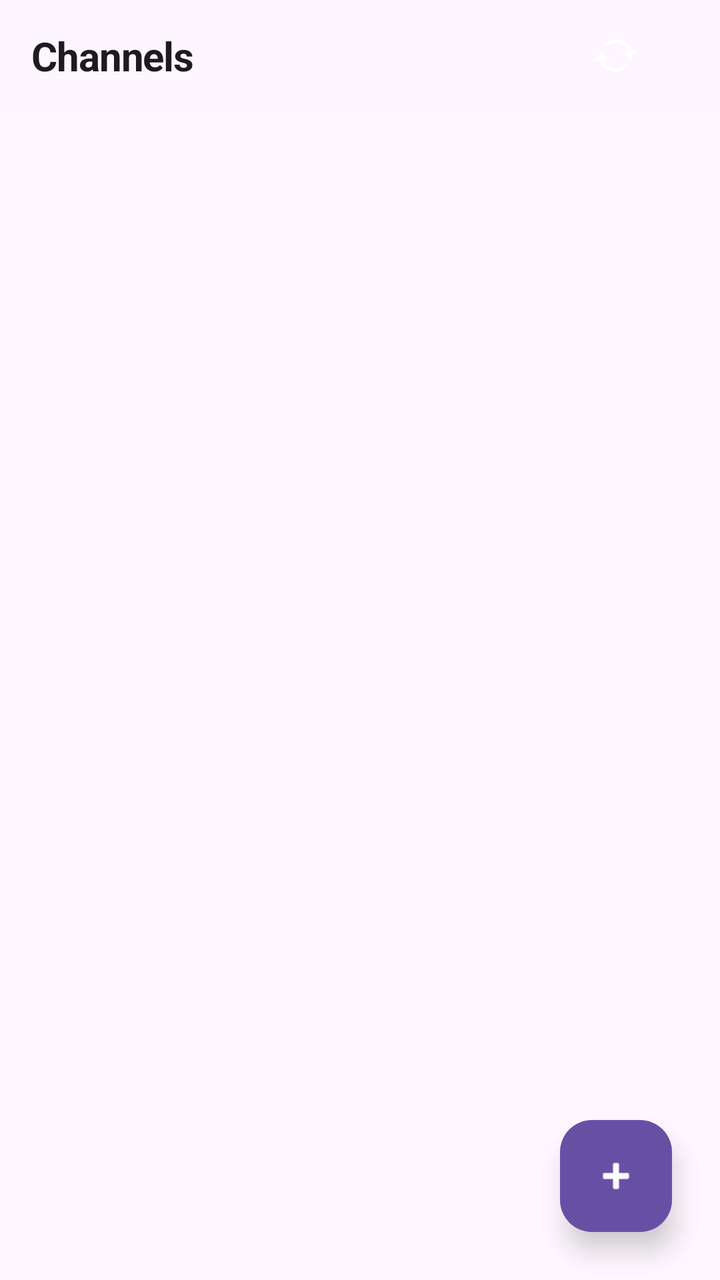
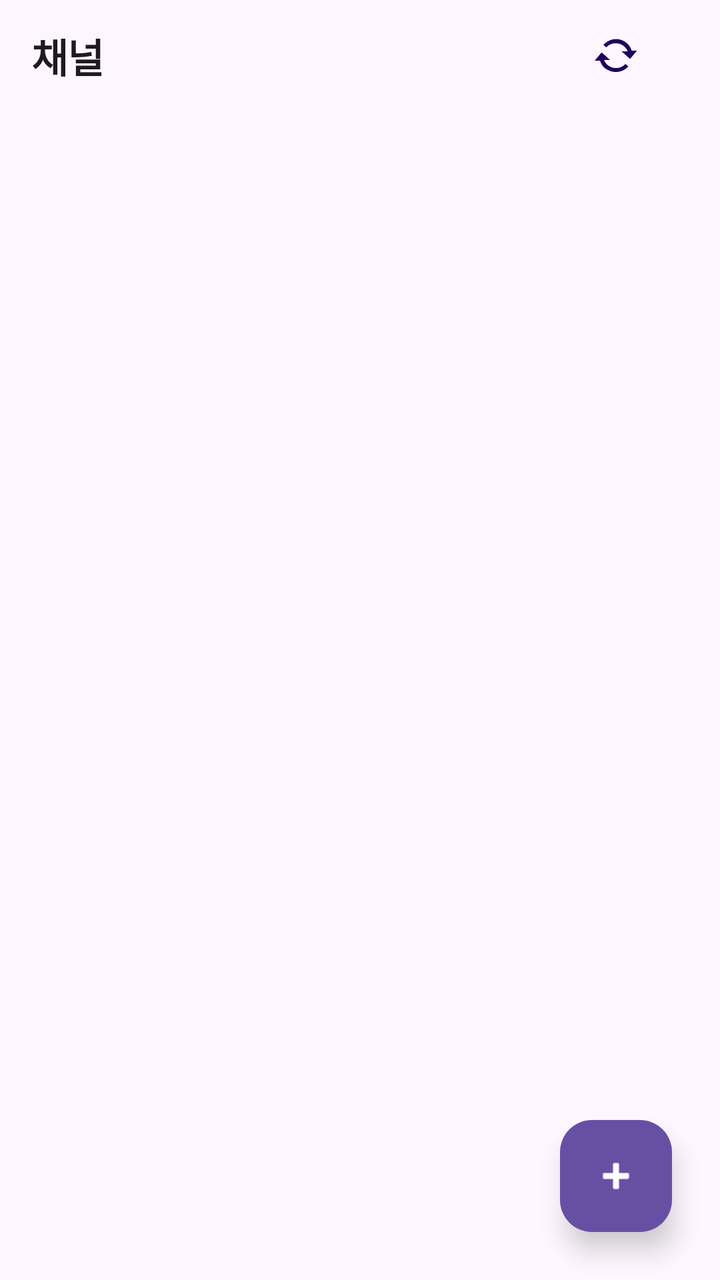

Compare the two renders of this Android layout. The source of the first and the diff that turns it into the second are given below.
<!-- AndroidManifest.xml: application theme Theme.ClawDroid -->
<!-- res/layout/fragment_channel_list.xml -->
<?xml version="1.0" encoding="utf-8"?>
<androidx.constraintlayout.widget.ConstraintLayout
    xmlns:android="http://schemas.android.com/apk/res/android"
    xmlns:app="http://schemas.android.com/apk/res-auto"
    xmlns:tools="http://schemas.android.com/tools"
    android:layout_width="match_parent"
    android:layout_height="match_parent"
    android:background="@color/md_surface">

    
    <com.google.android.material.appbar.MaterialToolbar
        android:id="@+id/toolbar"
        android:layout_width="0dp"
        android:layout_height="@dimen/toolbar_height"
        android:background="@color/surface_80"
        android:elevation="0dp"
        android:paddingHorizontal="@dimen/spacing_lg"
        app:layout_constraintTop_toTopOf="parent"
        app:layout_constraintStart_toStartOf="parent"
        app:layout_constraintEnd_toEndOf="parent">

        <LinearLayout
            android:layout_width="match_parent"
            android:layout_height="wrap_content"
            android:orientation="horizontal"
            android:gravity="center_vertical">

            <TextView
                android:layout_width="0dp"
                android:layout_height="wrap_content"
                android:layout_weight="1"
                android:text="Channels"
                android:textColor="@color/md_on_surface"
                android:textSize="@dimen/text_xl"
                android:textStyle="bold"
                android:letterSpacing="-0.02" />

            <ImageButton
                android:id="@+id/btnRefresh"
                android:layout_width="@dimen/avatar_md"
                android:layout_height="@dimen/avatar_md"
                android:background="?attr/selectableItemBackgroundBorderless"
                android:src="@android:drawable/stat_notify_sync"
                android:contentDescription="새로고침"
                android:padding="8dp" />

        </LinearLayout>

    </com.google.android.material.appbar.MaterialToolbar>

    
    <androidx.recyclerview.widget.RecyclerView
        android:id="@+id/recyclerChannels"
        android:layout_width="0dp"
        android:layout_height="0dp"
        android:clipToPadding="false"
        android:paddingTop="@dimen/spacing_sm"
        android:paddingBottom="96dp"
        android:paddingHorizontal="@dimen/spacing_lg"
        app:layoutManager="androidx.recyclerview.widget.LinearLayoutManager"
        app:layout_constraintTop_toBottomOf="@id/toolbar"
        app:layout_constraintBottom_toBottomOf="parent"
        app:layout_constraintStart_toStartOf="parent"
        app:layout_constraintEnd_toEndOf="parent" />

    
    <LinearLayout
        android:id="@+id/emptyState"
        android:layout_width="wrap_content"
        android:layout_height="wrap_content"
        android:orientation="vertical"
        android:gravity="center"
        android:padding="@dimen/spacing_2xl"
        android:visibility="gone"
        app:layout_constraintTop_toTopOf="parent"
        app:layout_constraintBottom_toBottomOf="parent"
        app:layout_constraintStart_toStartOf="parent"
        app:layout_constraintEnd_toEndOf="parent">

        <FrameLayout
            android:layout_width="@dimen/icon_3xl"
            android:layout_height="@dimen/icon_3xl"
            android:background="@drawable/bg_card_ghost_large">

            <ImageView
                android:layout_width="40dp"
                android:layout_height="40dp"
                android:layout_gravity="center"
                android:src="@android:drawable/stat_notify_sync"
                android:contentDescription="채널" />

        </FrameLayout>

        <TextView
            android:layout_width="wrap_content"
            android:layout_height="wrap_content"
            android:text="Connect Your Channels"
            android:textSize="@dimen/text_xl"
            android:textStyle="bold"
            android:textColor="@color/md_on_surface"
            android:gravity="center"
            android:layout_marginTop="@dimen/spacing_lg" />

        <TextView
            android:layout_width="wrap_content"
            android:layout_height="wrap_content"
            android:text="Link Telegram, Discord, or Slack\nto manage all chats in one place."
            android:textSize="@dimen/text_sm"
            android:textColor="@color/md_on_surface_variant"
            android:gravity="center"
            android:layout_marginTop="@dimen/spacing_sm" />

    </LinearLayout>

    
    <com.google.android.material.floatingactionbutton.FloatingActionButton
        android:id="@+id/fabAddChannel"
        android:layout_width="@dimen/fab_size"
        android:layout_height="@dimen/fab_size"
        android:layout_marginEnd="@dimen/fab_margin"
        android:layout_marginBottom="@dimen/fab_margin"
        android:contentDescription="채널 추가"
        app:srcCompat="@android:drawable/ic_input_add"
        app:tint="@color/md_on_primary"
        app:backgroundTint="@color/md_primary_container"
        app:shapeAppearance="@style/Shape.ClawDroid.FAB"
        app:elevation="8dp"
        app:layout_constraintBottom_toBottomOf="parent"
        app:layout_constraintEnd_toEndOf="parent" />

</androidx.constraintlayout.widget.ConstraintLayout>
<!-- resources referenced by this layout -->
<resources>
  <color name="md_on_primary">#FFFFFF</color>
  <color name="md_on_surface">#1D1B20</color>
  <color name="md_on_surface_variant">#494551</color>
  <color name="md_primary_container">#6750A4</color>
  <color name="md_surface">#FEF7FF</color>
  <color name="surface_80">#CCFEF7FF</color>
  <dimen name="avatar_md">40dp</dimen>
  <dimen name="fab_margin">24dp</dimen>
  <dimen name="fab_size">56dp</dimen>
  <dimen name="icon_3xl">80dp</dimen>
  <dimen name="spacing_2xl">32dp</dimen>
  <dimen name="spacing_lg">16dp</dimen>
  <dimen name="spacing_sm">8dp</dimen>
  <dimen name="text_sm">12sp</dimen>
  <dimen name="text_xl">20sp</dimen>
  <dimen name="toolbar_height">56dp</dimen>
  <style name="Theme.ClawDroid" parent="Theme.Material3.Light.NoActionBar">
          
          <item name="colorPrimary">@color/purple_primary</item>
          <item name="colorPrimaryContainer">@color/purple_primary_variant</item>
          <item name="colorOnPrimary">@color/purple_on_primary</item>
          <item name="colorOnPrimaryContainer">#E0D2FF</item>
  
          
          <item name="colorSecondary">#625B71</item>
          <item name="colorSecondaryContainer">#E8DEF9</item>
          <item name="colorOnSecondary">@color/purple_on_primary</item>
          <item name="colorOnSecondaryContainer">#686177</item>
  
          
          <item name="colorTertiary">#633B48</item>
          <item name="colorTertiaryContainer">#7D5260</item>
          <item name="colorOnTertiary">@color/purple_on_primary</item>
          <item name="colorOnTertiaryContainer">#FFCBDA</item>
  
          
          <item name="colorError">#BA1A1A</item>
          <item name="colorErrorContainer">#FFDAD6</item>
          <item name="colorOnError">@color/purple_on_primary</item>
          <item name="colorOnErrorContainer">#93000A</item>
  
          
          <item name="colorSurface">#FEF7FF</item>
          <item name="colorSurfaceVariant">#E7E0E8</item>
          <item name="colorOnSurface">#1D1B20</item>
          <item name="colorOnSurfaceVariant">#494551</item>
          <item name="android:colorBackground">@color/background</item>
          <item name="colorOnBackground">#1D1B20</item>
          <item name="colorSurfaceContainerLowest">#FFFFFF</item>
          <item name="colorSurfaceContainerLow">#F8F1F9</item>
          <item name="colorSurfaceContainer">#F2ECF4</item>
          <item name="colorSurfaceContainerHigh">#EDE6EE</item>
          <item name="colorSurfaceContainerHighest">#E7E0E8</item>
  
          
          <item name="colorOutline">#7A7582</item>
          <item name="colorOutlineVariant">#CBC4D2</item>
  
          
          <item name="colorSurfaceInverse">#322F35</item>
          <item name="colorOnSurfaceInverse">#F5EFF6</item>
          <item name="colorPrimaryInverse">#CFBCFF</item>
  
          
          <item name="android:statusBarColor">@color/background</item>
          <item name="android:navigationBarColor">#FEF7FF</item>
          <item name="android:windowLightStatusBar">true</item>
  
          
          <item name="shapeAppearanceSmallComponent">@style/Shape.ClawDroid.Small</item>
          <item name="shapeAppearanceMediumComponent">@style/Shape.ClawDroid.Medium</item>
          <item name="shapeAppearanceLargeComponent">@style/Shape.ClawDroid.Large</item>
      </style>
  <color name="purple_primary">#4F378A</color>
  <color name="purple_primary_variant">#6750A4</color>
  <color name="purple_on_primary">#FFFFFF</color>
  <color name="background">#FEF7FF</color>
  <!-- unchanged entries left out for length: 5 -->
</resources>

<!-- the commit's change to res/layout/fragment_channel_list.xml (unified diff, before → after) -->
@@ -29,7 +29,7 @@
                 android:layout_width="0dp"
                 android:layout_height="wrap_content"
                 android:layout_weight="1"
-                android:text="Channels"
+                android:text="@string/channel_list_title"
                 android:textColor="@color/md_on_surface"
                 android:textSize="@dimen/text_xl"
                 android:textStyle="bold"
@@ -41,7 +41,9 @@
                 android:layout_height="@dimen/avatar_md"
                 android:background="?attr/selectableItemBackgroundBorderless"
                 android:src="@android:drawable/stat_notify_sync"
-                android:contentDescription="새로고침"
+                android:contentDescription="@string/common_refresh"
+                app:tint="@color/md_on_primary_fixed"
+                android:scaleType="centerInside"
                 android:padding="8dp" />
 
         </LinearLayout>
@@ -83,18 +85,18 @@
             android:background="@drawable/bg_card_ghost_large">
 
             <ImageView
-                android:layout_width="40dp"
-                android:layout_height="40dp"
+                android:layout_width="@dimen/icon_md"
+                android:layout_height="@dimen/icon_md"
                 android:layout_gravity="center"
                 android:src="@android:drawable/stat_notify_sync"
-                android:contentDescription="채널" />
+                android:contentDescription="@string/channel_empty_icon_desc" />
 
         </FrameLayout>
 
         <TextView
             android:layout_width="wrap_content"
             android:layout_height="wrap_content"
-            android:text="Connect Your Channels"
+            android:text="@string/channel_empty_title"
             android:textSize="@dimen/text_xl"
             android:textStyle="bold"
             android:textColor="@color/md_on_surface"
@@ -104,7 +106,7 @@
         <TextView
             android:layout_width="wrap_content"
             android:layout_height="wrap_content"
-            android:text="Link Telegram, Discord, or Slack\nto manage all chats in one place."
+            android:text="@string/channel_empty_message"
             android:textSize="@dimen/text_sm"
             android:textColor="@color/md_on_surface_variant"
             android:gravity="center"
@@ -119,8 +121,9 @@
         android:layout_height="@dimen/fab_size"
         android:layout_marginEnd="@dimen/fab_margin"
         android:layout_marginBottom="@dimen/fab_margin"
-        android:contentDescription="채널 추가"
+        android:contentDescription="@string/channel_add_title"
         app:srcCompat="@android:drawable/ic_input_add"
+        app:maxImageSize="@dimen/icon_md"
         app:tint="@color/md_on_primary"
         app:backgroundTint="@color/md_primary_container"
         app:shapeAppearance="@style/Shape.ClawDroid.FAB"
<!-- resource entries referenced after the edit -->
@@ -1,6 +1,7 @@
 <!-- resources referenced by this layout -->
 <resources>
   <color name="md_on_primary">#FFFFFF</color>
+  <color name="md_on_primary_fixed">#22005D</color>
   <color name="md_on_surface">#1D1B20</color>
   <color name="md_on_surface_variant">#494551</color>
   <color name="md_primary_container">#6750A4</color>
@@ -10,12 +11,19 @@
   <dimen name="fab_margin">24dp</dimen>
   <dimen name="fab_size">56dp</dimen>
   <dimen name="icon_3xl">80dp</dimen>
+  <dimen name="icon_md">24dp</dimen>
   <dimen name="spacing_2xl">32dp</dimen>
   <dimen name="spacing_lg">16dp</dimen>
   <dimen name="spacing_sm">8dp</dimen>
   <dimen name="text_sm">12sp</dimen>
   <dimen name="text_xl">20sp</dimen>
   <dimen name="toolbar_height">56dp</dimen>
+  <string name="channel_add_title">채널 추가</string>
+  <string name="channel_empty_icon_desc">채널</string>
+  <string name="channel_empty_message">Telegram, Discord, Slack을 연결해\n모든 채팅을 한 곳에서 관리하세요.</string>
+  <string name="channel_empty_title">채널 연결하기</string>
+  <string name="channel_list_title">채널</string>
+  <string name="common_refresh">새로고침</string>
   <style name="Theme.ClawDroid" parent="Theme.Material3.Light.NoActionBar">
           
           <item name="colorPrimary">@color/purple_primary</item>
@@ -65,8 +73,9 @@
   
           
           <item name="android:statusBarColor">@color/background</item>
-          <item name="android:navigationBarColor">#FEF7FF</item>
+          <item name="android:navigationBarColor">@color/md_primary_container</item>
           <item name="android:windowLightStatusBar">true</item>
+          <item name="android:windowLightNavigationBar">false</item>
   
           
           <item name="shapeAppearanceSmallComponent">@style/Shape.ClawDroid.Small</item>
